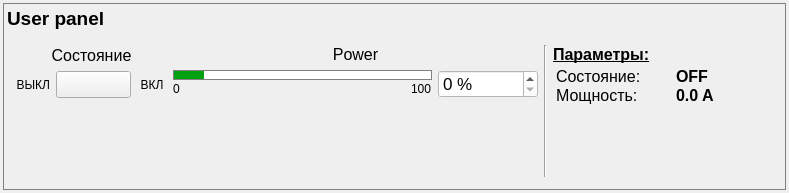
Qt form user_panel.ui (bulkanul/EVO_YFL_1064_GUI_coherent2) before a commit.
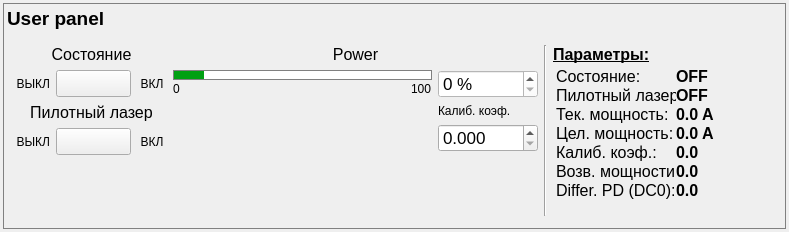
The same form after that commit. Icons and pictures are not drawn.

```diff
--- a/user_panel.ui
+++ b/user_panel.ui
@@ -7,7 +7,7 @@
     <x>0</x>
     <y>0</y>
     <width>789</width>
-    <height>193</height>
+    <height>232</height>
    </rect>
   </property>
   <property name="windowTitle">
@@ -254,6 +254,168 @@
                  </item>
                 </layout>
                </item>
+               <item>
+                <layout class="QVBoxLayout" name="verticalLayout_4">
+                 <item>
+                  <widget class="QLabel" name="label_12">
+                   <property name="sizePolicy">
+                    <sizepolicy hsizetype="Preferred" vsizetype="Preferred">
+                     <horstretch>0</horstretch>
+                     <verstretch>0</verstretch>
+                    </sizepolicy>
+                   </property>
+                   <property name="minimumSize">
+                    <size>
+                     <width>150</width>
+                     <height>0</height>
+                    </size>
+                   </property>
+                   <property name="font">
+                    <font>
+                     <pointsize>12</pointsize>
+                    </font>
+                   </property>
+                   <property name="text">
+                    <string>Пилотный лазер</string>
+                   </property>
+                   <property name="alignment">
+                    <set>Qt::AlignCenter</set>
+                   </property>
+                  </widget>
+                 </item>
+                 <item>
+                  <layout class="QHBoxLayout" name="horizontalLayout_25">
+                   <item>
+                    <widget class="QLabel" name="label_23">
+                     <property name="sizePolicy">
+                      <sizepolicy hsizetype="Fixed" vsizetype="Preferred">
+                       <horstretch>0</horstretch>
+                       <verstretch>0</verstretch>
+                      </sizepolicy>
+                     </property>
+                     <property name="minimumSize">
+                      <size>
+                       <width>30</width>
+                       <height>25</height>
+                      </size>
+                     </property>
+                     <property name="maximumSize">
+                      <size>
+                       <width>16777215</width>
+                       <height>25</height>
+                      </size>
+                     </property>
+                     <property name="text">
+                      <string>ВЫКЛ</string>
+                     </property>
+                     <property name="alignment">
+                      <set>Qt::AlignRight|Qt::AlignTrailing|Qt::AlignVCenter</set>
+                     </property>
+                    </widget>
+                   </item>
+                   <item>
+                    <widget class="QPushButton" name="on_off_pilot_button">
+                     <property name="enabled">
+                      <bool>true</bool>
+                     </property>
+                     <property name="minimumSize">
+                      <size>
+                       <width>75</width>
+                       <height>27</height>
+                      </size>
+                     </property>
+                     <property name="maximumSize">
+                      <size>
+                       <width>75</width>
+                       <height>27</height>
+                      </size>
+                     </property>
+                     <property name="font">
+                      <font>
+                       <pointsize>10</pointsize>
+                      </font>
+                     </property>
+                     <property name="focusPolicy">
+                      <enum>Qt::NoFocus</enum>
+                     </property>
+                     <property name="styleSheet">
+                      <string notr="true">QPushButton {
+	border-image: url(:/images/images/switch_btn_off_80x25.png);
+}
+
+QPushButton::hover {
+	border-image: url(:/images/images/switch_btn_off_hover_80x25.png);
+}
+
+QPushButton::checked  {	
+	border-image: url(:/images/images/switch_btn_on_108x25.png);
+}
+
+QPushButton::hover:checked  {	
+	border-image: url(:/images/images/switch_btn_on_hover_108x25.png);
+}
+
+QPushButton::checked:disabled  {	
+	border-image: url(:/images/images/switch_btn_on_disabled_108x25.png);
+}
+
+QPushButton::disabled  {
+	border-image: url(:/images/images/switch_btn_off_disabled_108x25.png);
+}</string>
+                     </property>
+                     <property name="text">
+                      <string/>
+                     </property>
+                     <property name="checkable">
+                      <bool>true</bool>
+                     </property>
+                    </widget>
+                   </item>
+                   <item>
+                    <widget class="QLabel" name="label_25">
+                     <property name="sizePolicy">
+                      <sizepolicy hsizetype="Fixed" vsizetype="Preferred">
+                       <horstretch>0</horstretch>
+                       <verstretch>0</verstretch>
+                      </sizepolicy>
+                     </property>
+                     <property name="minimumSize">
+                      <size>
+                       <width>30</width>
+                       <height>25</height>
+                      </size>
+                     </property>
+                     <property name="maximumSize">
+                      <size>
+                       <width>16777215</width>
+                       <height>25</height>
+                      </size>
+                     </property>
+                     <property name="text">
+                      <string>ВКЛ</string>
+                     </property>
+                     <property name="alignment">
+                      <set>Qt::AlignCenter</set>
+                     </property>
+                    </widget>
+                   </item>
+                  </layout>
+                 </item>
+                </layout>
+               </item>
+               <item>
+                <spacer name="verticalSpacer_2">
+                 <property name="orientation">
+                  <enum>Qt::Vertical</enum>
+                 </property>
+                 <property name="sizeHint" stdset="0">
+                  <size>
+                   <width>20</width>
+                   <height>40</height>
+                  </size>
+                 </property>
+                </spacer>
+               </item>
               </layout>
              </item>
              <item>
@@ -435,23 +597,81 @@
                  </item>
                 </layout>
                </item>
+               <item>
+                <layout class="QHBoxLayout" name="horizontalLayout_3">
+                 <item>
+                  <spacer name="horizontalSpacer">
+                   <property name="orientation">
+                    <enum>Qt::Horizontal</enum>
+                   </property>
+                   <property name="sizeHint" stdset="0">
+                    <size>
+                     <width>40</width>
+                     <height>20</height>
+                    </size>
+                   </property>
+                  </spacer>
+                 </item>
+                 <item>
+                  <layout class="QVBoxLayout" name="verticalLayout_6">
+                   <item>
+                    <widget class="QLabel" name="label">
+                     <property name="text">
+                      <string>Калиб. коэф.</string>
+                     </property>
+                    </widget>
+                   </item>
+                   <item>
+                    <widget class="QDoubleSpinBox" name="calib">
+                     <property name="minimumSize">
+                      <size>
+                       <width>100</width>
+                       <height>0</height>
+                      </size>
+                     </property>
+                     <property name="maximumSize">
+                      <size>
+                       <width>100</width>
+                       <height>16777215</height>
+                      </size>
+                     </property>
+                     <property name="font">
+                      <font>
+                       <pointsize>13</pointsize>
+                      </font>
+                     </property>
+                     <property name="decimals">
+                      <number>3</number>
+                     </property>
+                     <property name="maximum">
+                      <double>10000.000000000000000</double>
+                     </property>
+                     <property name="singleStep">
+                      <double>0.010000000000000</double>
+                     </property>
+                    </widget>
+                   </item>
+                  </layout>
+                 </item>
+                </layout>
+               </item>
+               <item>
+                <spacer name="verticalSpacer">
+                 <property name="orientation">
+                  <enum>Qt::Vertical</enum>
+                 </property>
+                 <property name="sizeHint" stdset="0">
+                  <size>
+                   <width>20</width>
+                   <height>40</height>
+                  </size>
+                 </property>
+                </spacer>
+               </item>
               </layout>
              </item>
             </layout>
            </item>
-           <item>
-            <spacer name="verticalSpacer_3">
-             <property name="orientation">
-              <enum>Qt::Vertical</enum>
-             </property>
-             <property name="sizeHint" stdset="0">
-              <size>
-               <width>20</width>
-               <height>40</height>
-              </size>
-             </property>
-            </spacer>
-           </item>
           </layout>
          </item>
          <item>
@@ -565,7 +785,7 @@
               </widget>
              </item>
              <item row="1" column="0">
-              <widget class="QLabel" name="label_31">
+              <widget class="QLabel" name="label_29">
                <property name="minimumSize">
                 <size>
                  <width>120</width>
@@ -585,11 +805,62 @@
                 </font>
                </property>
                <property name="text">
-                <string>Мощность:</string>
+                <string>Пилотный лазер:</string>
                </property>
               </widget>
              </item>
              <item row="1" column="1">
+              <widget class="QLabel" name="pilot_state_label">
+               <property name="minimumSize">
+                <size>
+                 <width>80</width>
+                 <height>0</height>
+                </size>
+               </property>
+               <property name="maximumSize">
+                <size>
+                 <width>80</width>
+                 <height>16777215</height>
+                </size>
+               </property>
+               <property name="font">
+                <font>
+                 <family>Arial</family>
+                 <pointsize>12</pointsize>
+                 <bold>true</bold>
+                </font>
+               </property>
+               <property name="text">
+                <string>OFF</string>
+               </property>
+              </widget>
+             </item>
+             <item row="2" column="0">
+              <widget class="QLabel" name="label_31">
+               <property name="minimumSize">
+                <size>
+                 <width>120</width>
+                 <height>0</height>
+                </size>
+               </property>
+               <property name="maximumSize">
+                <size>
+                 <width>120</width>
+                 <height>16777215</height>
+                </size>
+               </property>
+               <property name="font">
+                <font>
+                 <family>Arial</family>
+                 <pointsize>12</pointsize>
+                </font>
+               </property>
+               <property name="text">
+                <string>Тек. мощность:</string>
+               </property>
+              </widget>
+             </item>
+             <item row="2" column="1">
               <widget class="QLabel" name="current_ld_label">
                <property name="minimumSize">
                 <size>
@@ -615,6 +886,210 @@
                </property>
               </widget>
              </item>
+             <item row="3" column="0">
+              <widget class="QLabel" name="label_32">
+               <property name="minimumSize">
+                <size>
+                 <width>120</width>
+                 <height>0</height>
+                </size>
+               </property>
+               <property name="maximumSize">
+                <size>
+                 <width>120</width>
+                 <height>16777215</height>
+                </size>
+               </property>
+               <property name="font">
+                <font>
+                 <family>Arial</family>
+                 <pointsize>12</pointsize>
+                </font>
+               </property>
+               <property name="text">
+                <string>Цел. мощность:</string>
+               </property>
+              </widget>
+             </item>
+             <item row="3" column="1">
+              <widget class="QLabel" name="current_ld_label_2">
+               <property name="minimumSize">
+                <size>
+                 <width>80</width>
+                 <height>0</height>
+                </size>
+               </property>
+               <property name="maximumSize">
+                <size>
+                 <width>80</width>
+                 <height>16777215</height>
+                </size>
+               </property>
+               <property name="font">
+                <font>
+                 <family>Arial</family>
+                 <pointsize>12</pointsize>
+                 <bold>true</bold>
+                </font>
+               </property>
+               <property name="text">
+                <string>0.0 A</string>
+               </property>
+              </widget>
+             </item>
+             <item row="4" column="0">
+              <widget class="QLabel" name="label_33">
+               <property name="minimumSize">
+                <size>
+                 <width>120</width>
+                 <height>0</height>
+                </size>
+               </property>
+               <property name="maximumSize">
+                <size>
+                 <width>120</width>
+                 <height>16777215</height>
+                </size>
+               </property>
+               <property name="font">
+                <font>
+                 <family>Arial</family>
+                 <pointsize>12</pointsize>
+                </font>
+               </property>
+               <property name="text">
+                <string>Калиб. коэф.:</string>
+               </property>
+              </widget>
+             </item>
+             <item row="4" column="1">
+              <widget class="QLabel" name="koeffi_label">
+               <property name="minimumSize">
+                <size>
+                 <width>80</width>
+                 <height>0</height>
+                </size>
+               </property>
+               <property name="maximumSize">
+                <size>
+                 <width>80</width>
+                 <height>16777215</height>
+                </size>
+               </property>
+               <property name="font">
+                <font>
+                 <family>Arial</family>
+                 <pointsize>12</pointsize>
+                 <bold>true</bold>
+                </font>
+               </property>
+               <property name="text">
+                <string>0.0</string>
+               </property>
+              </widget>
+             </item>
+             <item row="5" column="0">
+              <widget class="QLabel" name="label_34">
+               <property name="minimumSize">
+                <size>
+                 <width>120</width>
+                 <height>0</height>
+                </size>
+               </property>
+               <property name="maximumSize">
+                <size>
+                 <width>120</width>
+                 <height>16777215</height>
+                </size>
+               </property>
+               <property name="font">
+                <font>
+                 <family>Arial</family>
+                 <pointsize>12</pointsize>
+                </font>
+               </property>
+               <property name="text">
+                <string>Возв. мощности:</string>
+               </property>
+              </widget>
+             </item>
+             <item row="5" column="1">
+              <widget class="QLabel" name="ret_pow_label">
+               <property name="minimumSize">
+                <size>
+                 <width>80</width>
+                 <height>0</height>
+                </size>
+               </property>
+               <property name="maximumSize">
+                <size>
+                 <width>80</width>
+                 <height>16777215</height>
+                </size>
+               </property>
+               <property name="font">
+                <font>
+                 <family>Arial</family>
+                 <pointsize>12</pointsize>
+                 <bold>true</bold>
+                </font>
+               </property>
+               <property name="text">
+                <string>0.0</string>
+               </property>
+              </widget>
+             </item>
+             <item row="6" column="1">
+              <widget class="QLabel" name="diff_pd_label">
+               <property name="minimumSize">
+                <size>
+                 <width>80</width>
+                 <height>0</height>
+                </size>
+               </property>
+               <property name="maximumSize">
+                <size>
+                 <width>80</width>
+                 <height>16777215</height>
+                </size>
+               </property>
+               <property name="font">
+                <font>
+                 <family>Arial</family>
+                 <pointsize>12</pointsize>
+                 <bold>true</bold>
+                </font>
+               </property>
+               <property name="text">
+                <string>0.0</string>
+               </property>
+              </widget>
+             </item>
+             <item row="6" column="0">
+              <widget class="QLabel" name="label_35">
+               <property name="minimumSize">
+                <size>
+                 <width>120</width>
+                 <height>0</height>
+                </size>
+               </property>
+               <property name="maximumSize">
+                <size>
+                 <width>120</width>
+                 <height>16777215</height>
+                </size>
+               </property>
+               <property name="font">
+                <font>
+                 <family>Arial</family>
+                 <pointsize>12</pointsize>
+                </font>
+               </property>
+               <property name="text">
+                <string>Differ. PD (DC0):</string>
+               </property>
+              </widget>
+             </item>
             </layout>
            </item>
           </layout>
```
